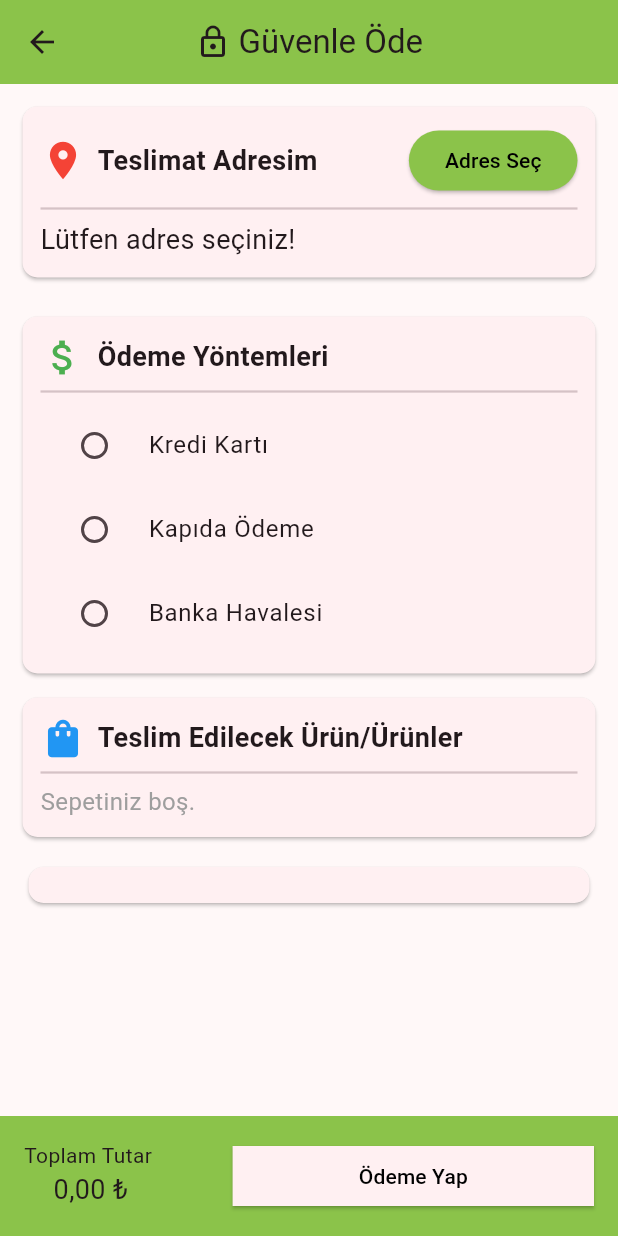
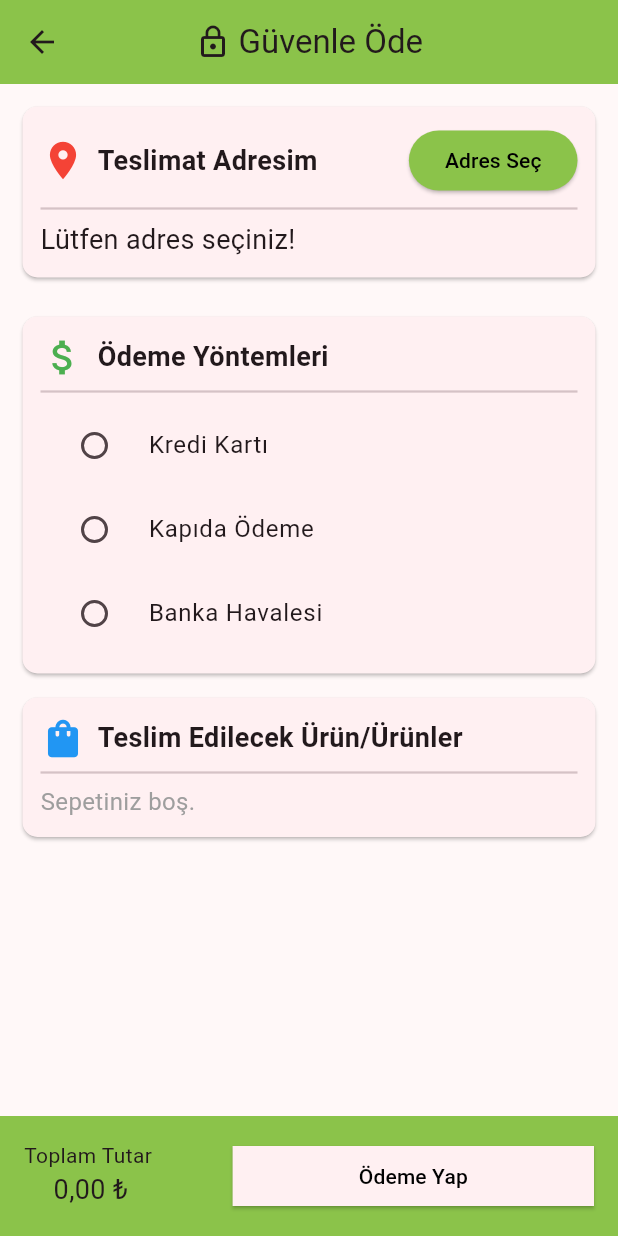
Before and after one commit to FurkanOguzgoksu/flutter-api-book-example, a Flutter app: the PagePaymentTransaction screen opened directly with empty values, on a phone screen of 412 x 824 dp. Run offline on Flutter 3.47's test engine with Material 3 defaults, Android fonts, the light colour scheme and no system bars; our stand-ins replace animated_text_kit, connectivity_plus, shared_preferences; accounts and stored records are empty.

Commit message:
delete card struct

```diff
--- a/lib/pages/page_payment_transaction.dart
+++ b/lib/pages/page_payment_transaction.dart
@@ -457,15 +457,6 @@ class _PagePaymentTransactionState extends State<PagePaymentTransaction> {
                   ),
                 ),
               ),
-              Card(
-                shape: RoundedRectangleBorder(
-                  borderRadius: BorderRadius.circular(10),
-                ),
-                child: SizedBox(
-                  width: double.infinity,
-                  child: Padding(padding: const EdgeInsets.all(12.0)),
-                ),
-              ),
             ],
           ),
         ),
```
